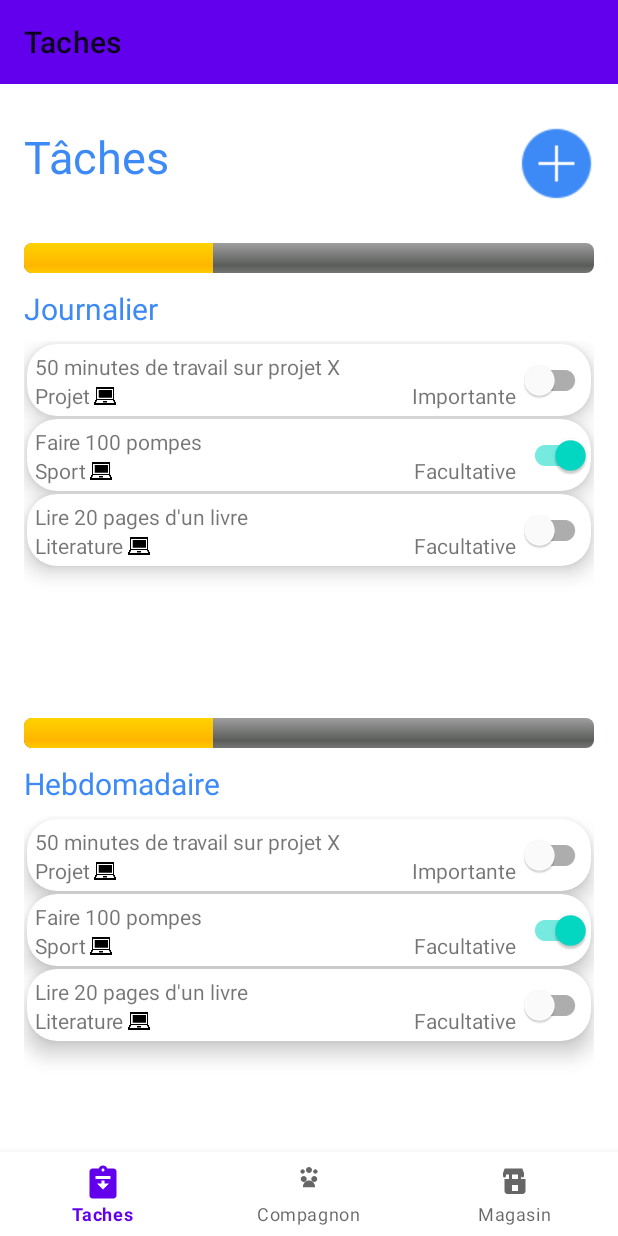
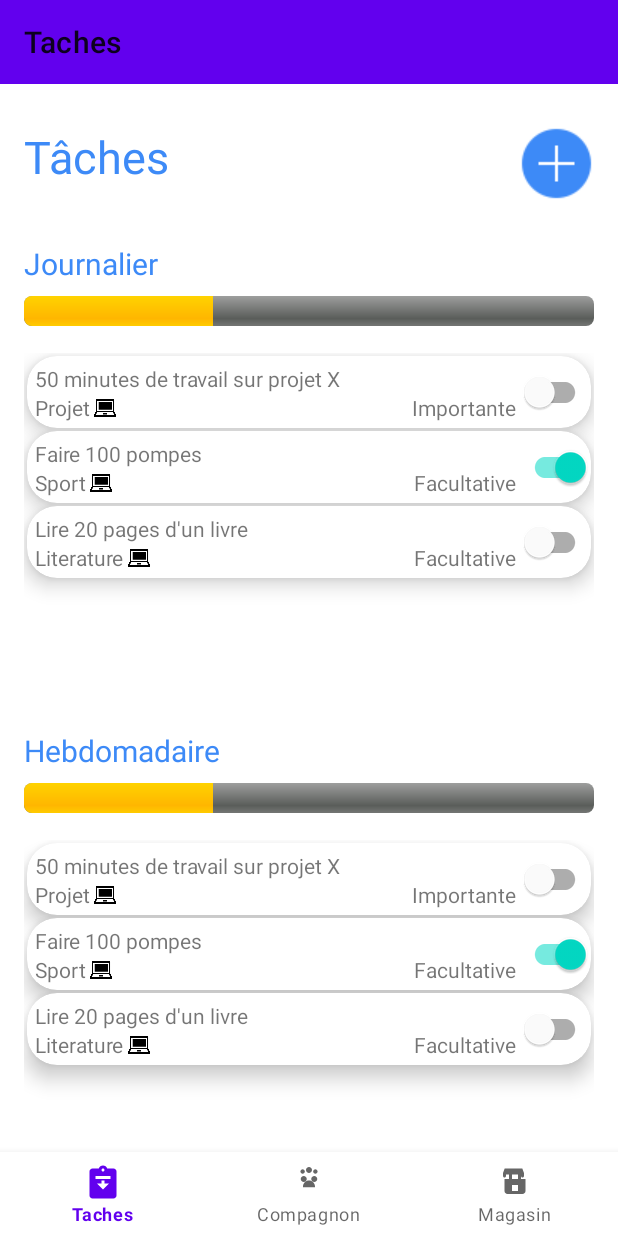
Before and after one commit to sofianghobrini/Vakna, an Android app built with Jetpack Compose: the screen it shows after launch (MainActivity), on a phone screen of 412 x 824 dp. Run offline under Robolectric (Android 15) with nearby library versions, the phone set to English and light mode, and no system bars; our stand-ins replace navigation-ui; Roboto replaces fonts that are not available here.

Commit message:
Changement UI ajouter

```diff
--- a/app/src/main/res/layout/fragment_taches.xml
+++ b/app/src/main/res/layout/fragment_taches.xml
@@ -54,28 +54,29 @@
 
             </LinearLayout>
 
-            <ProgressBar
-                android:id="@+id/progressTachesJournalier"
-                android:layout_width="match_parent"
-                android:layout_height="wrap_content"
-                android:layout_marginTop="28dp"
-                android:max="100"
-                android:progress="0"
-                android:layout_marginBottom="10dp"
-                app:layout_constraintTop_toBottomOf="@id/texteTitreTaches"
-                style="@android:style/Widget.ProgressBar.Horizontal"/>
-
             <TextView
                 android:id="@+id/texteTachesJournalier"
                 android:layout_width="wrap_content"
                 android:layout_height="wrap_content"
+                android:layout_marginTop="28dp"
                 android:text="Journalier"
                 android:textColor="@color/texteCouleurPrincipale"
                 android:textSize="20sp"
                 app:layout_constraintEnd_toEndOf="parent"
                 app:layout_constraintHorizontal_bias="0.045"
                 app:layout_constraintStart_toStartOf="parent"
-                app:layout_constraintTop_toBottomOf="@id/progressTachesJournalier" />
+                app:layout_constraintTop_toBottomOf="@id/texteTitreTaches" />
+
+            <ProgressBar
+                android:id="@+id/progressTachesJournalier"
+                android:layout_width="match_parent"
+                android:layout_height="wrap_content"
+                android:layout_marginTop="8dp"
+                android:max="100"
+                android:progress="0"
+                android:layout_marginBottom="10dp"
+                app:layout_constraintTop_toBottomOf="@id/texteTachesJournalier"
+                style="@android:style/Widget.ProgressBar.Horizontal"/>
 
             <androidx.recyclerview.widget.RecyclerView
                 android:id="@+id/listeTachesJournalier"
@@ -89,28 +90,29 @@
                 app:layout_constraintEnd_toEndOf="parent"
                 tools:listitem="@layout/liste_taches" />
 
-            <ProgressBar
-                android:id="@+id/progressTachesHebdomadaire"
-                android:layout_width="match_parent"
-                android:layout_height="wrap_content"
-                android:layout_marginTop="20dp"
-                android:max="100"
-                android:progress="0"
-                android:layout_marginBottom="10dp"
-                app:layout_constraintTop_toBottomOf="@id/listeTachesJournalier"
-                style="@android:style/Widget.ProgressBar.Horizontal"/>
-
             <TextView
                 android:id="@+id/texteTachesHebdomadaire"
                 android:layout_width="wrap_content"
                 android:layout_height="wrap_content"
+                android:layout_marginTop="20dp"
                 android:text="Hebdomadaire"
                 android:textColor="@color/texteCouleurPrincipale"
                 android:textSize="20sp"
                 app:layout_constraintEnd_toEndOf="parent"
                 app:layout_constraintHorizontal_bias="0.047"
                 app:layout_constraintStart_toStartOf="parent"
-                app:layout_constraintTop_toBottomOf="@id/progressTachesHebdomadaire" />
+                app:layout_constraintTop_toBottomOf="@id/listeTachesJournalier" />
+
+            <ProgressBar
+                android:id="@+id/progressTachesHebdomadaire"
+                android:layout_width="match_parent"
+                android:layout_height="wrap_content"
+                android:layout_marginTop="8dp"
+                android:max="100"
+                android:progress="0"
+                android:layout_marginBottom="10dp"
+                app:layout_constraintTop_toBottomOf="@id/texteTachesHebdomadaire"
+                style="@android:style/Widget.ProgressBar.Horizontal"/>
 
             <androidx.recyclerview.widget.RecyclerView
                 android:id="@+id/listeTachesHebdomadaire"
@@ -124,28 +126,29 @@
                 app:layout_constraintEnd_toEndOf="parent"
                 tools:listitem="@layout/liste_taches" />
 
-            <ProgressBar
-                android:id="@+id/progressTachesMensuel"
-                android:layout_width="match_parent"
-                android:layout_height="wrap_content"
-                android:layout_marginTop="20dp"
-                android:max="100"
-                android:progress="0"
-                android:layout_marginBottom="10dp"
-                app:layout_constraintTop_toBottomOf="@id/listeTachesHebdomadaire"
-                style="@android:style/Widget.ProgressBar.Horizontal"/>
-
             <TextView
                 android:id="@+id/texteTachesMensuel"
                 android:layout_width="wrap_content"
                 android:layout_height="wrap_content"
+                android:layout_marginTop="20dp"
                 android:text="Mensuel"
                 android:textColor="@color/texteCouleurPrincipale"
                 android:textSize="20sp"
                 app:layout_constraintEnd_toEndOf="parent"
                 app:layout_constraintHorizontal_bias="0.047"
                 app:layout_constraintStart_toStartOf="parent"
-                app:layout_constraintTop_toBottomOf="@id/progressTachesMensuel" />
+                app:layout_constraintTop_toBottomOf="@id/listeTachesHebdomadaire" />
+
+            <ProgressBar
+                android:id="@+id/progressTachesMensuel"
+                android:layout_width="match_parent"
+                android:layout_height="wrap_content"
+                android:layout_marginTop="8dp"
+                android:max="100"
+                android:progress="0"
+                android:layout_marginBottom="10dp"
+                app:layout_constraintTop_toBottomOf="@id/texteTachesMensuel"
+                style="@android:style/Widget.ProgressBar.Horizontal"/>
 
             <androidx.recyclerview.widget.RecyclerView
                 android:id="@+id/listeTachesMensuel"
```
